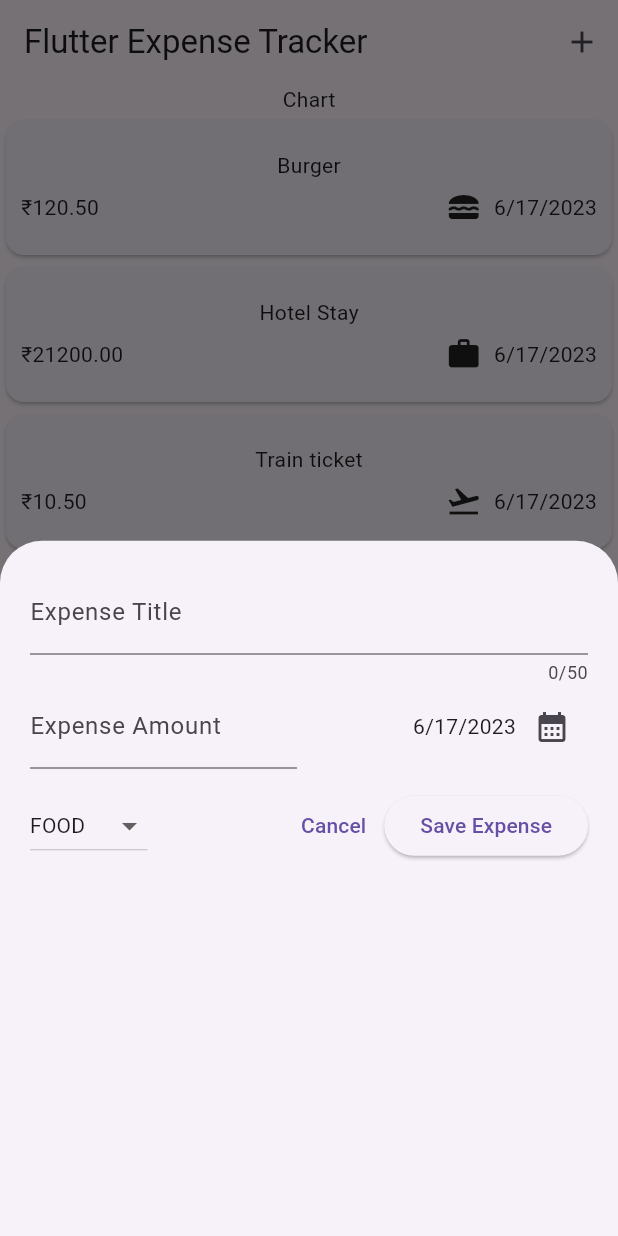
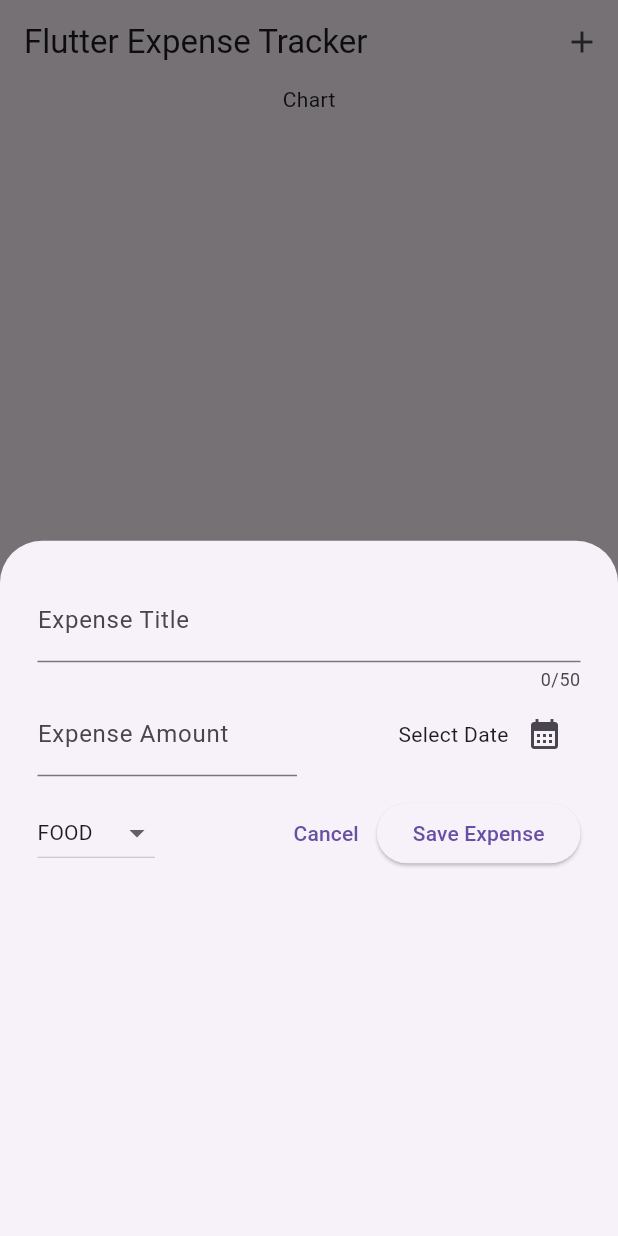
Before and after one commit to thekalpeshchoudhary/expense_tracker, a Flutter app: the screen it shows after launch, after a tap on the "add" icon, on a phone screen of 412 x 824 dp. Run offline on Flutter 3.47's test engine with Material 2 defaults, Android fonts, the phone set to English and light mode, and no system bars.

Commit message:
add expense login

```diff
--- a/lib/widgets/expenses.dart
+++ b/lib/widgets/expenses.dart
@@ -12,31 +12,17 @@ class Expenses extends StatefulWidget {
 }
 
 class _ExpensesState extends State<Expenses> {
-  final List<Expense> _registeredExpenses = [
-    Expense(
-        title: "Burger",
-        amount: 120.50,
-        date: DateTime.now(),
-        category: Category.food),
-    Expense(
-        title: "Hotel Stay",
-        amount: 21200,
-        date: DateTime.now(),
-        category: Category.work),
-    Expense(
-        title: "Train ticket",
-        amount: 10.50,
-        date: DateTime.now(),
-        category: Category.travel),
-    Expense(
-        title: "Movie",
-        amount: 100.00,
-        date: DateTime.now(),
-        category: Category.leisure),
-  ];
+  final List<Expense> _registeredExpenses = [];
+
+  void _addExpense(Expense expense) {
+    setState(() {
+      _registeredExpenses.add(expense);
+    });
+  }
 
   void _openAddExpenseOverlay() {
-    showModalBottomSheet(context: context, builder: (ctx) => const NewExpense());
+    showModalBottomSheet(
+        context: context, builder: (ctx) => NewExpense(_addExpense));
   }
 
   @override
--- a/lib/widgets/new_expense.dart
+++ b/lib/widgets/new_expense.dart
@@ -5,7 +5,10 @@ import 'package:expense_tracker/models/expense.dart';
 final formatter = DateFormat.yMd();
 
 class NewExpense extends StatefulWidget {
-  const NewExpense({super.key});
+  const NewExpense(this.onAddExpense, {super.key});
+
+  final void Function  (Expense expense) onAddExpense;
+
   @override
   State<NewExpense> createState() {
     return _NewExpenseState();
@@ -15,7 +18,7 @@ class NewExpense extends StatefulWidget {
 class _NewExpenseState extends State<NewExpense> {
   final _titleController = TextEditingController();
   final _amountController = TextEditingController();
-  DateTime theDate = DateTime.now();
+  DateTime? theDate;
   Category _selectedCategory = Category.food;
 
   void _percentDatePicker() {
@@ -27,11 +30,45 @@ class _NewExpenseState extends State<NewExpense> {
             firstDate: firstDate,
             lastDate: now)
         .then((value) => {
-              setState(() {
-                theDate = value!;
-                print(value);
-              })
+              if (value != null)
+                {
+                  setState(() {
+                    theDate = value;
+                  })
+                }
             });
+  }
+
+  void _submitExpenseData() {
+    final enteredAmount = double.tryParse(_amountController.text);
+    final amountIsInvalid = enteredAmount == null || enteredAmount <= 0;
+    if (_titleController.text.trim().isEmpty ||
+        amountIsInvalid ||
+        theDate == null) {
+      showDialog(
+        context: context,
+        builder: (ctx) => AlertDialog(
+          title: const Text('Invalid Input'),
+          content: const Text(
+              'Please make sure a valid title, amount and date was entered'),
+          actions: [
+            TextButton(
+                onPressed: () {
+                  Navigator.pop(ctx);
+                },
+                child: const Text('Close'))
+          ],
+        ),
+      );
+      return;
+    } else {
+      widget.onAddExpense(Expense(
+          title: _titleController.text.trim(),
+          amount: enteredAmount,
+          date: theDate!,
+          category: _selectedCategory));
+          Navigator.pop(context);
+    }
   }
 
   @override
@@ -44,7 +81,7 @@ class _NewExpenseState extends State<NewExpense> {
   @override
   Widget build(BuildContext context) {
     return Padding(
-      padding: const EdgeInsets.all(20),
+      padding: const EdgeInsets.all(25),
       child: Column(
         children: [
           TextField(
@@ -75,7 +112,9 @@ class _NewExpenseState extends State<NewExpense> {
                   mainAxisAlignment: MainAxisAlignment.end,
                   crossAxisAlignment: CrossAxisAlignment.center,
                   children: [
-                    Text(formatter.format(theDate)),
+                    Text(theDate != null
+                        ? formatter.format(theDate!)
+                        : 'Select Date'),
                     IconButton(
                       onPressed: _percentDatePicker,
                       icon: const Icon(Icons.calendar_month),
@@ -121,9 +160,7 @@ class _NewExpenseState extends State<NewExpense> {
                 child: const Text('Cancel'),
               ),
               ElevatedButton(
-                onPressed: () {
-                  print({_titleController.text, _amountController.text});
-                },
+                onPressed: _submitExpenseData,
                 child: const Text('Save Expense'),
               ),
             ],
```
